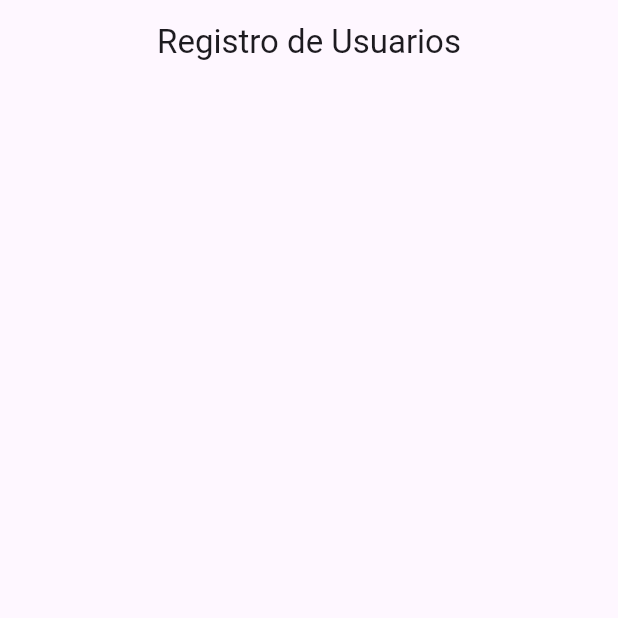
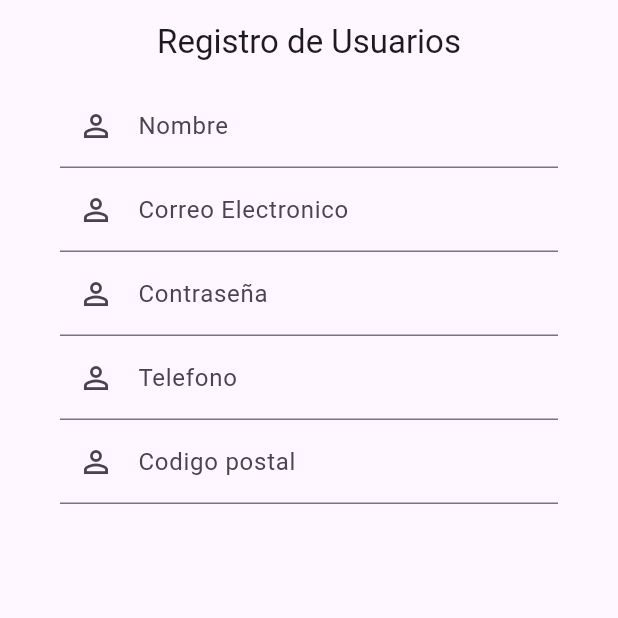
Before and after one commit to padial35/tfg_fin, a Flutter app: the screen it shows after launch, after a tap on "Registro", on a phone screen of 412 x 824 dp, the top half of it. Run offline on Flutter 3.47's test engine with Material 3 defaults, Android fonts, the phone set to English and light mode, and no system bars.

Commit message:
Registro

```diff
--- a/lib/inicioSesion.dart
+++ b/lib/inicioSesion.dart
@@ -12,7 +12,7 @@ class MyAppInicio extends StatelessWidget {
       title: 'Material App',
       home: Scaffold(
         appBar: AppBar(
-          title: const Text('Inicio Sesión'),
+          title: const Text('Iniciar Sesión'),
           centerTitle: true,
         ),
         body: const Center(
--- a/lib/main.dart
+++ b/lib/main.dart
@@ -76,7 +76,7 @@ class MyHomePage extends StatelessWidget {
                   onPressed: () {
                     Navigator.push(
                       context,
-                      MaterialPageRoute(builder: (context) => registro()),
+                      MaterialPageRoute(builder: (context) => Registro()),
                     );
                   },
                   child: Text(
--- a/lib/registro.dart
+++ b/lib/registro.dart
@@ -1,9 +1,10 @@
 import 'package:flutter/material.dart';
-//parte de registro
-void main() => runApp(const registro());
+import 'package:flutter/widgets.dart';
 
-class registro extends StatelessWidget {
-  const registro({super.key});
+void main() => runApp(const Registro());
+
+class Registro extends StatelessWidget {
+  const Registro({Key? key});
 
   @override
   Widget build(BuildContext context) {
@@ -14,11 +15,121 @@ class registro extends StatelessWidget {
         appBar: AppBar(
           title: const Text('Registro de Usuarios'),
           centerTitle: true,
-
-
-
         ),
+        body: Column(
+          children: [
+            TextFieldNombre(),
+            TextFieldCorreo(),
+            TextFieldContrasena(),
+            TextFieldTelef(),
+            TextFieldCpos(),
+          ],
         ),
-      );
+      ),
+    );
   }
 }
+
+class TextFieldNombre extends StatelessWidget {
+  @override
+  Widget build(BuildContext context) {
+    return Container(
+      margin: EdgeInsets.symmetric(
+        horizontal: 40.0,
+      ),
+      decoration: BoxDecoration(
+        color: Color.fromRGBO(255, 255, 255, 0),
+        borderRadius: BorderRadius.circular(10),
+      ),
+      child: TextField(
+        decoration: InputDecoration(
+          prefixIcon: Icon(Icons.person_outline),
+          labelText: "Nombre",
+        ),
+      ),
+    );
+  }
+}
+class TextFieldCorreo extends StatelessWidget {
+  @override
+  Widget build(BuildContext context) {
+    return Container(
+      margin: EdgeInsets.symmetric(
+        horizontal: 40.0,
+      ),
+      decoration: BoxDecoration(
+        color: Color.fromRGBO(255, 255, 255, 0),
+        borderRadius: BorderRadius.circular(10),
+      ),
+      child: TextField(
+        decoration: InputDecoration(
+          prefixIcon: Icon(Icons.person_outline),
+          labelText: "Correo Electronico",
+        ),
+      ),
+    );
+  }
+}
+
+class TextFieldContrasena extends StatelessWidget {
+  @override
+  Widget build(BuildContext context) {
+    return Container(
+      margin: EdgeInsets.symmetric(
+        horizontal: 40.0,
+      ),
+      decoration: BoxDecoration(
+        color: Color.fromRGBO(255, 255, 255, 0),
+        borderRadius: BorderRadius.circular(10),
+      ),
+      child: TextField(
+        decoration: InputDecoration(
+          prefixIcon: Icon(Icons.person_outline),
+          labelText: "Contraseña",
+        ),
+      ),
+    );
+  }
+}
+
+class TextFieldTelef extends StatelessWidget {
+  @override
+  Widget build(BuildContext context) {
+    return Container(
+      margin: EdgeInsets.symmetric(
+        horizontal: 40.0,
+      ),
+      decoration: BoxDecoration(
+        color: Color.fromRGBO(255, 255, 255, 0),
+        borderRadius: BorderRadius.circular(10),
+      ),
+      child: TextField(
+        decoration: InputDecoration(
+          prefixIcon: Icon(Icons.person_outline),
+          labelText: "Telefono",
+        ),
+      ),
+    );
+  }
+}
+
+class TextFieldCpos extends StatelessWidget {
+  @override
+  Widget build(BuildContext context) {
+    return Container(
+      margin: EdgeInsets.symmetric(
+        horizontal: 40.0,
+      ),
+      decoration: BoxDecoration(
+        color: Color.fromRGBO(255, 255, 255, 0),
+        borderRadius: BorderRadius.circular(10),
+      ),
+      child: TextField(
+        decoration: InputDecoration(
+          prefixIcon: Icon(Icons.person_outline),
+          labelText: "Codigo postal",
+        ),
+      ),
+    );
+  }
+}
```
